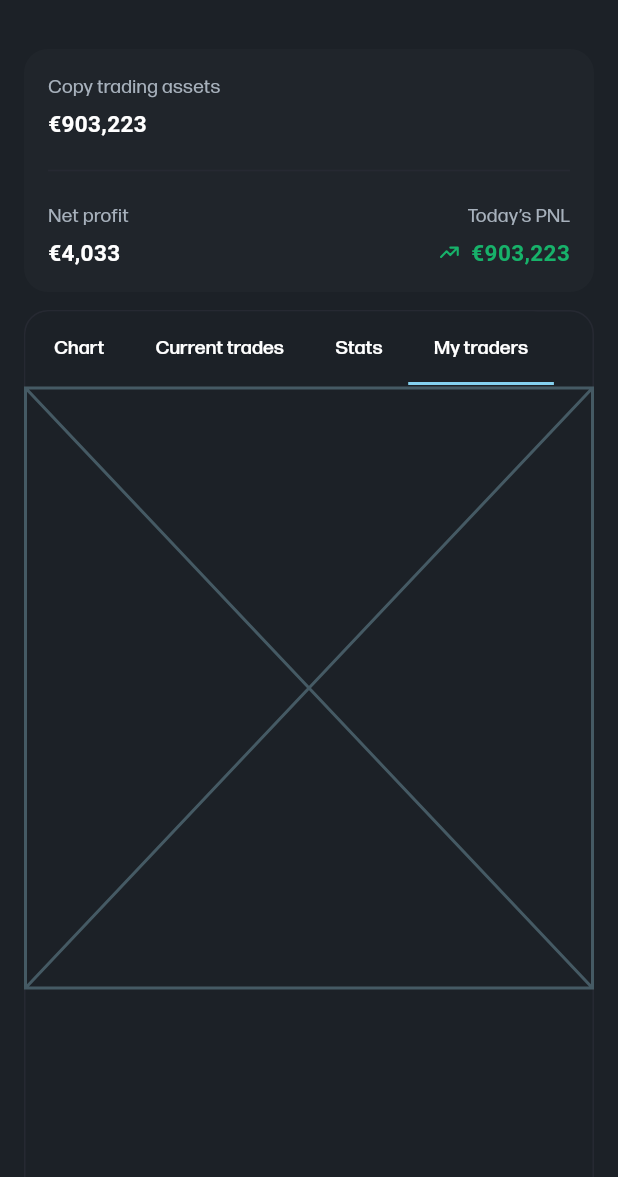
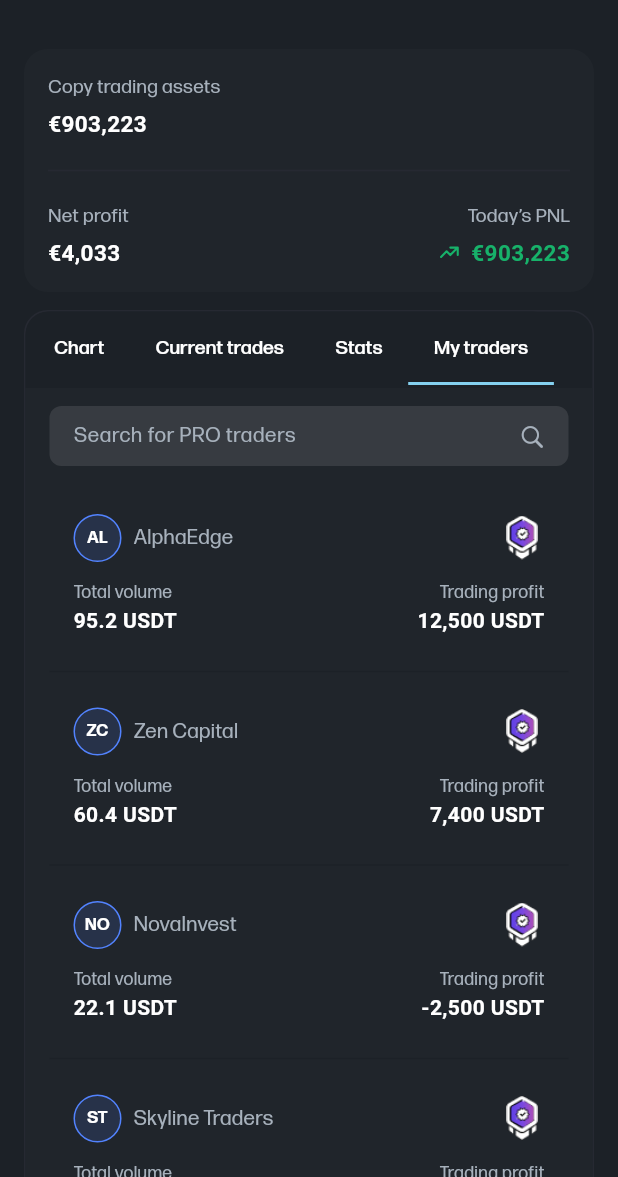
Before and after one commit to Lukas-io/roqqu, a Flutter app: the Dashboard screen opened directly, tab 4 chosen, on a phone screen of 412 x 824 dp, the part 59-1236 px from its top. Run offline on Flutter 3.47's test engine with Material 3 defaults, Android fonts, the phone set to English and light mode, and no system bars; our stand-ins replace flutter_animate, flutter_svg, get, google_fonts; missing offline and left inert: sprung; network calls fail.

Commit message:
done copy trading

```diff
--- a/lib/main.dart
+++ b/lib/main.dart
@@ -2,7 +2,10 @@ import 'package:flutter/material.dart';
 import 'package:roqqu/src/core/theme/theme.dart';
 import 'package:roqqu/src/view/splash_screen.dart';
 
+import 'initialize.dart';
+
 void main() {
+  initialize();
   runApp(const Roqqu());
 }
 
--- a/lib/src/core/utils.dart
+++ b/lib/src/core/utils.dart
@@ -6,6 +6,15 @@ import 'package:flutter_svg/svg.dart';
 import 'package:roqqu/src/core/theme/color.dart';
 
 import 'assets.dart';
+
+import 'dart:math';
+
+Color getRandomColor() {
+  const colors = [Color(0xFFF79009), Color(0xFF5283FF), Color(0xFF85D1F0)];
+
+  final random = Random();
+  return colors[random.nextInt(colors.length)];
+}
 
 final _formatter = NumberFormat('#,##0.00', 'en_US');
 
--- a/lib/src/model/copy_trader.dart
+++ b/lib/src/model/copy_trader.dart
@@ -6,6 +6,8 @@ class CopyTrader {
   final List<double> prices;
   final double aum;
   final int copiers;
+  final double totalVolume;
+  final double tradingProfit;
 
   CopyTrader({
     required this.name,
@@ -15,6 +17,8 @@ class CopyTrader {
     required this.prices,
     required this.aum,
     required this.copiers,
+    required this.totalVolume,
+    required this.tradingProfit,
   });
 }
 
@@ -27,6 +31,8 @@ final List<CopyTrader> traders = [
     prices: [100, 110, 130, 128, 145, 160, 175],
     aum: 95.2,
     copiers: 3420,
+    totalVolume: 996.28,
+    tradingProfit: 278.81,
   ),
   CopyTrader(
     name: "Zen Capital",
@@ -36,6 +42,8 @@ final List<CopyTrader> traders = [
     prices: [100, 102, 108, 112, 120, 118, 130],
     aum: 60.4,
     copiers: 1890,
+    totalVolume: 765.22,
+    tradingProfit: 150.87,
   ),
   CopyTrader(
     name: "NovaInvest",
@@ -45,6 +53,8 @@ final List<CopyTrader> traders = [
     prices: [100, 98, 95, 90, 87, 92, 88],
     aum: 22.1,
     copiers: 420,
+    totalVolume: 423.54,
+    tradingProfit: -48.23,
   ),
   CopyTrader(
     name: "Skyline Traders",
@@ -54,6 +64,8 @@ final List<CopyTrader> traders = [
     prices: [100, 115, 130, 150, 170, 200, 210],
     aum: 120.9,
     copiers: 5780,
+    totalVolume: 1123.66,
+    tradingProfit: 380.12,
   ),
   CopyTrader(
     name: "Horizon Alpha",
@@ -63,6 +75,8 @@ final List<CopyTrader> traders = [
     prices: [100, 105, 108, 110, 115, 118, 122],
     aum: 48.6,
     copiers: 1330,
+    totalVolume: 608.12,
+    tradingProfit: 88.34,
   ),
   CopyTrader(
     name: "LunaGrowth",
@@ -72,6 +86,8 @@ final List<CopyTrader> traders = [
     prices: [100, 107, 115, 130, 128, 140, 150],
     aum: 78.3,
     copiers: 2675,
+    totalVolume: 865.42,
+    tradingProfit: 210.65,
   ),
   CopyTrader(
     name: "Titan Fund",
@@ -81,5 +97,7 @@ final List<CopyTrader> traders = [
     prices: [100, 102, 104, 101, 103, 107, 105],
     aum: 33.5,
     copiers: 820,
+    totalVolume: 512.44,
+    tradingProfit: 55.19,
   ),
 ];
--- a/lib/src/view/copy_trading/initial_avatar.dart
+++ b/lib/src/view/copy_trading/initial_avatar.dart
@@ -2,12 +2,13 @@ import 'package:flutter/material.dart';
 import 'package:roqqu/src/core/assets.dart';
 import 'package:roqqu/src/core/theme/color.dart';
 
+import '../../core/utils.dart';
+
 class InitialsAvatar extends StatelessWidget {
   final String initials;
   final double size;
-  final Color borderColor;
   final double borderWidth;
-  final Color backgroundColor;
+  final Color? backgroundColor;
   final TextStyle? textStyle;
   final bool isPro;
 
@@ -15,15 +16,15 @@ class InitialsAvatar extends StatelessWidget {
     super.key,
     required this.initials,
     this.size = 40,
-    this.borderColor = const Color(0xFF5283FF),
     this.borderWidth = 1,
-    this.backgroundColor = const Color(0xFF283349),
+    this.backgroundColor,
     this.textStyle,
     this.isPro = false,
   });
 
   @override
   Widget build(BuildContext context) {
+    final color = backgroundColor ?? getRandomColor();
     final defaultTextStyle = TextStyle(
       fontSize: size * 0.35,
       fontWeight: FontWeight.w700,
@@ -38,8 +39,8 @@ class InitialsAvatar extends StatelessWidget {
           width: size,
           decoration: BoxDecoration(
             shape: BoxShape.circle,
-            color: backgroundColor,
-            border: Border.all(color: borderColor, width: borderWidth),
+            color: color.withOpacity(0.14),
+            border: Border.all(color: color, width: borderWidth),
           ),
           alignment: Alignment.center,
           child: Text(
--- /dev/null
+++ b/lib/src/view/dashboard/trader_summary_card.dart
@@ -0,0 +1,88 @@
+import 'dart:math';
+
+import 'package:flutter/material.dart';
+import 'package:google_fonts/google_fonts.dart';
+import 'package:roqqu/src/core/assets.dart';
+import 'package:roqqu/src/core/theme/color.dart';
+import 'package:roqqu/src/core/utils.dart';
+import 'package:roqqu/src/view/copy_trading/initial_avatar.dart';
+
+import '../../model/copy_trader.dart';
+
+class TraderSummaryCard extends StatelessWidget {
+  final CopyTrader trader;
+
+  const TraderSummaryCard({super.key, required this.trader});
+
+  String get initials {
+    final parts = trader.name.split(" ");
+    if (parts.length == 1) return parts.first.substring(0, 2).toUpperCase();
+    return (parts.first[0] + parts.last[0]).toUpperCase();
+  }
+
+  @override
+  Widget build(BuildContext context) {
+    return Padding(
+      padding: const EdgeInsets.all(16),
+
+      child: Column(
+        crossAxisAlignment: CrossAxisAlignment.start,
+        children: [
+          Row(
+            spacing: 8,
+            children: [
+              InitialsAvatar(initials: initials, size: 32),
+              Text(
+                trader.name,
+                style: TextStyle(
+                  color: RoqquColors.textSecondary,
+                  fontSize: 14,
+                ),
+              ),
+              Spacer(),
+              if (Random().nextBool())
+                Image.asset(RoqquAssets.proBadgeImage, width: 30, height: 30),
+            ],
+          ),
+          SizedBox(height: 12),
+          Row(
+            children: [
+              _buildMetric("Total volume", "${trader.aum} USDT"),
+              Spacer(),
+              _buildMetric(
+                "Trading profit",
+                alignment: CrossAxisAlignment.end,
+                "${format(trader.totalProfitLoss, currency: "")} USDT",
+              ),
+            ],
+          ),
+        ],
+      ),
+    );
+  }
+
+  Widget _buildMetric(
+    String label,
+    String value, {
+    CrossAxisAlignment alignment = CrossAxisAlignment.start,
+  }) {
+    return Column(
+      crossAxisAlignment: alignment,
+      children: [
+        Text(
+          label,
+          style: TextStyle(fontSize: 12, color: RoqquColors.textSecondary),
+        ),
+
+        Text(
+          value,
+          style: GoogleFonts.encodeSans(
+            fontSize: 14,
+            fontWeight: FontWeight.w700,
+            color: RoqquColors.text,
+          ),
+        ),
+      ],
+    );
+  }
+}
--- a/lib/src/view/dashboard/traders_tab.dart
+++ b/lib/src/view/dashboard/traders_tab.dart
@@ -1,10 +1,158 @@
+import 'dart:async';
+
+import 'package:flutter/cupertino.dart';
 import 'package:flutter/material.dart';
+import 'package:get/get.dart';
+import 'package:roqqu/src/view/dashboard/trader_summary_card.dart';
 
-class TradersTab extends StatelessWidget {
+import '../../core/theme/color.dart';
+import '../../model/copy_trader.dart';
+
+class TradersTab extends StatefulWidget {
   const TradersTab({super.key});
 
   @override
+  State<TradersTab> createState() => _TradersTabState();
+}
+
+class _TradersTabState extends State<TradersTab> {
+  final RxString query = ''.obs;
+  final TextEditingController controller = TextEditingController();
+  bool _canRegister = false;
+  Timer? _tapTimer;
+
+  void _onTapDownOutside(PointerDownEvent event) {
+    _canRegister = true;
+
+    _tapTimer?.cancel();
+    _tapTimer = Timer(const Duration(milliseconds: 200), () {
+      // reset after timer
+      _canRegister = false;
+    });
+  }
+
+  void _onTapUpOutside(PointerUpEvent event) {
+    if (_canRegister) {
+      onTapOutside();
+      _canRegister = false;
+      _tapTimer?.cancel();
+    }
+  }
+
+  void onTapOutside() {
+    FocusManager.instance.primaryFocus?.unfocus();
+  }
+
+  @override
   Widget build(BuildContext context) {
-    return const Placeholder();
+    return Container(
+      color: RoqquColors.card,
+      padding: const EdgeInsets.symmetric(vertical: 12, horizontal: 16),
+      child: Column(
+        crossAxisAlignment: CrossAxisAlignment.start,
+        children: [
+          Obx(
+            () => TextField(
+              cursorColor: RoqquColors.text,
+              onTapUpOutside: _onTapUpOutside,
+              controller: controller,
+              onTapOutside: _onTapDownOutside,
+              style: TextStyle(fontSize: 14, color: RoqquColors.text),
+              decoration: InputDecoration(
+                contentPadding: EdgeInsetsGeometry.symmetric(
+                  horizontal: 12,
+                  vertical: 4,
+                ),
+
+                hintText: "Search for PRO traders",
+                suffixIcon: AnimatedSwitcher(
+                  duration: const Duration(milliseconds: 250),
+                  switchInCurve: Curves.easeOut,
+                  switchOutCurve: Curves.easeOut,
+                  transitionBuilder: (child, animation) {
+                    // combine scale + fade transition
+                    return FadeTransition(
+                      opacity: animation,
+                      child: ScaleTransition(scale: animation, child: child),
+                    );
+                  },
+                  child: query.value.isEmpty
+                      ? const Icon(
+                          CupertinoIcons.search,
+                          key: ValueKey('searchIcon'),
+                          color: RoqquColors.textSecondary,
+                        )
+                      : InkWell(
+                          onTap: () {
+                            query.value = "";
+                            controller.clear();
+                          },
+                          child: const Icon(
+                            CupertinoIcons.xmark,
+                            key: ValueKey('xmark'),
+                            color: RoqquColors.textSecondary,
+                          ),
+                        ),
+                ),
+                filled: true,
+                isDense: true,
+
+                constraints: BoxConstraints(minHeight: 0, maxHeight: 40),
+                hintStyle: TextStyle(
+                  fontSize: 14,
+                  color: RoqquColors.textSecondary,
+                  height: 1,
+                ),
+                fillColor: Colors.white10,
+                border: OutlineInputBorder(
+                  borderRadius: BorderRadius.circular(8),
+                  borderSide: BorderSide.none,
+                ),
+              ),
+              onChanged: (value) => query.value = value,
+            ),
+          ),
+          const SizedBox(height: 16),
+
+          Obx(() {
+            final filtered = traders
+                .where(
+                  (t) =>
+                      t.name.toLowerCase().contains(query.value.toLowerCase()),
+                )
+                .toList();
+
+            if (filtered.isEmpty) {
+              return Center(
+                child: Column(
+                  children: [
+                    SizedBox(height: 80),
+                    Text(
+                      "No traders found",
+                      style: TextStyle(color: RoqquColors.text, fontSize: 18),
+                    ),
+                    SizedBox(height: 80),
+                  ],
+                ),
+              );
+            }
+
+            return ListView.separated(
+              itemCount: filtered.length,
+              shrinkWrap: true,
+
+              physics: NeverScrollableScrollPhysics(),
+              separatorBuilder: (context, index) {
+                return Divider(color: RoqquColors.background);
+              },
+              itemBuilder: (context, index) {
+                final trader = filtered[index];
+                return TraderSummaryCard(trader: trader);
+              },
+            );
+          }),
+        ],
+      ),
+    );
   }
 }
```
Also changed, not shown: lib/initialize.dart (added, +8 -0 lines), lib/src/controller/user_controller.dart (added, +14 -0 lines), lib/src/view/dashboard/copy_trader_summary_card.dart (added, +96 -0 lines), lib/src/view/dashboard/stats_tab.dart (+21 -15 lines), lib/src/view/dashboard/trading_statistic_view.dart (+19 -28 lines), lib/src/view/home/quick_balance_widget.dart (+12 -10 lines), 1 other file.
